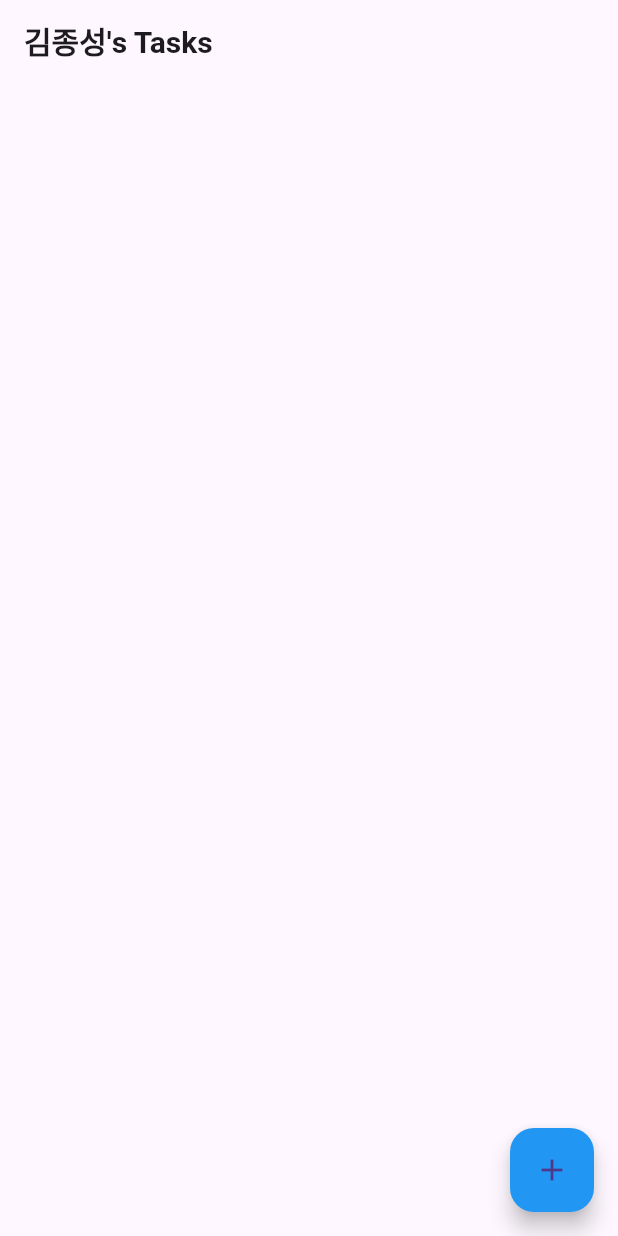
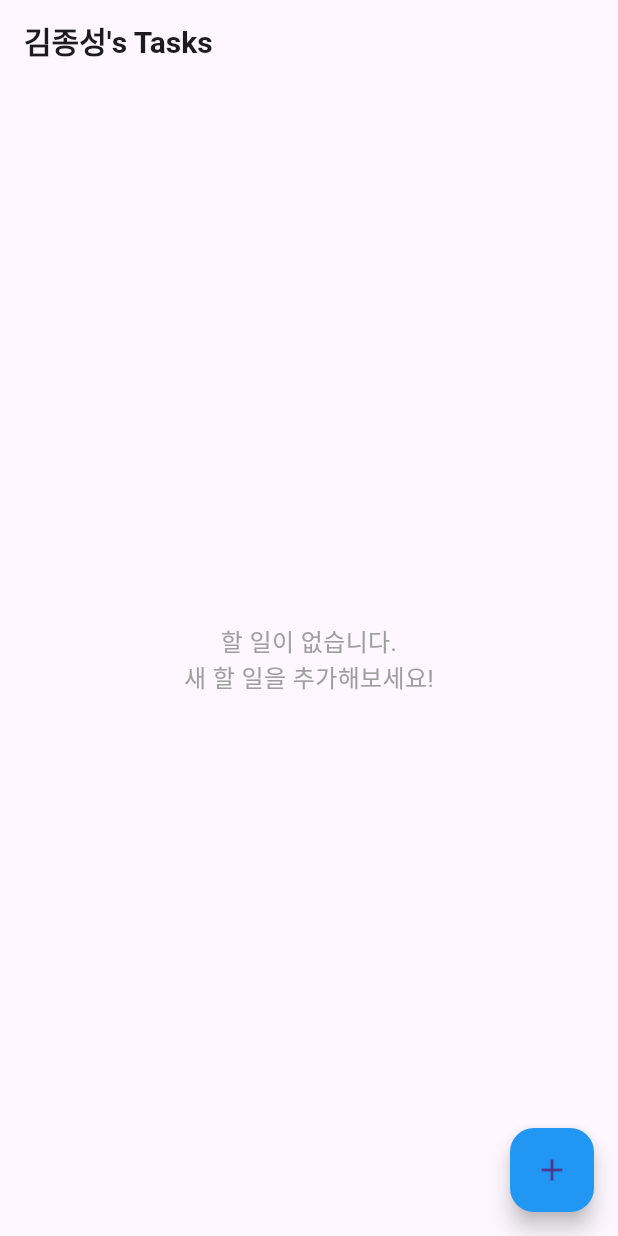
Before and after one commit to K1mJongSeong/TodoApp, a Flutter app: the screen it shows after launch, on a phone screen of 412 x 824 dp. Run offline on Flutter 3.47's test engine with Material 3 defaults, Android fonts, the phone set to English and light mode, and no system bars.

Commit message:
feat. Todo List 없을 때 화면, viewModel 추가

```diff
--- a/lib/features/todo/presentation/pages/home_page.dart
+++ b/lib/features/todo/presentation/pages/home_page.dart
@@ -4,7 +4,9 @@ import 'package:provider/provider.dart';
 
 import '../widgets/add_todo_button.dart';
 import '../widgets/todo_card.dart';
+import '../widgets/todo_view.dart';
 import 'add_todo_bottom_sheet.dart';
+import 'no_todo.dart';
 
 class HomePage extends StatelessWidget {
   const HomePage({super.key});
@@ -35,11 +37,19 @@ class HomePage extends StatelessWidget {
       ),
       body: Padding(
         padding: const EdgeInsets.all(20),
-        child: ListView.builder(
+        child: viewModel.todos.isEmpty
+            ? const NoToDo()
+            : ListView.builder(
           itemCount: viewModel.todos.length,
-          itemBuilder: (_, index) {
+          itemBuilder: (context, index) {
             final todo = viewModel.todos[index];
-            return TodoCard(title: todo.title);
+            return ToDoView(
+              toDo: todo,
+              onToggleDone: () =>
+                  context.read<ToDoViewModel>().toggleDone(index),
+              onToggleFavorite: () =>
+                  context.read<ToDoViewModel>().toggleFavorite(index),
+            );
           },
         ),
       ),
--- /dev/null
+++ b/lib/features/todo/presentation/pages/no_todo.dart
@@ -0,0 +1,16 @@
+import 'package:flutter/material.dart';
+
+class NoToDo extends StatelessWidget {
+  const NoToDo({super.key});
+
+  @override
+  Widget build(BuildContext context) {
+    return const Center(
+      child: Text(
+        '할 일이 없습니다.\n새 할 일을 추가해보세요!',
+        textAlign: TextAlign.center,
+        style: TextStyle(fontSize: 16, color: Colors.grey),
+      ),
+    );
+  }
+}
```
Also changed, not shown: lib/features/todo/presentation/viewmodels/todo_viewmodel.dart (+23 -0 lines), lib/features/todo/presentation/widgets/todo_view.dart (added, +70 -0 lines).
